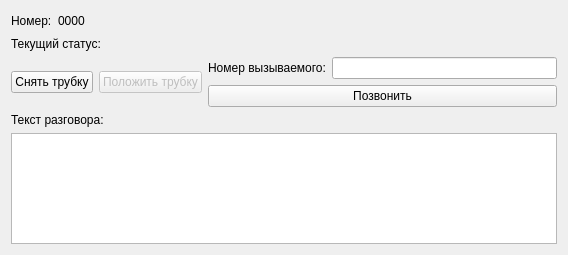
Qt form forms/UserCard.ui (prytkovm/OOP_CW) before a commit.
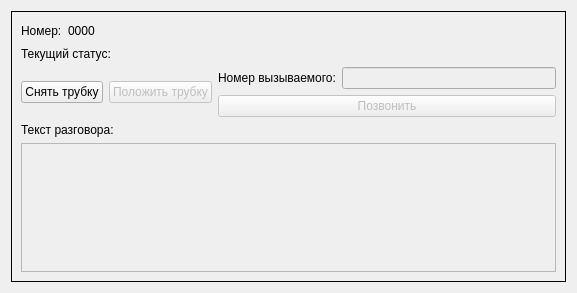
The same form after that commit.

Commit message: User card change

```diff
--- a/forms/UserCard.ui
+++ b/forms/UserCard.ui
@@ -6,8 +6,8 @@
    <rect>
     <x>0</x>
     <y>0</y>
-    <width>568</width>
-    <height>255</height>
+    <width>577</width>
+    <height>293</height>
    </rect>
   </property>
   <property name="windowTitle">
@@ -15,6 +15,15 @@
   </property>
   <layout class="QVBoxLayout" name="verticalLayout">
    <item>
+    <widget class="QFrame" name="frame">
+     <property name="frameShape">
+      <enum>QFrame::Box</enum>
+     </property>
+     <property name="frameShadow">
+      <enum>QFrame::Plain</enum>
+     </property>
+     <layout class="QVBoxLayout" name="verticalLayout_3">
+      <item>
     <layout class="QHBoxLayout" name="horizontalLayout">
      <item>
       <widget class="QLabel" name="label">
@@ -94,12 +103,19 @@
           </widget>
          </item>
          <item>
-          <widget class="QLineEdit" name="subscriberNumber"/>
+             <widget class="QLineEdit" name="subscriberNumber">
+              <property name="enabled">
+               <bool>false</bool>
+              </property>
+             </widget>
          </item>
         </layout>
        </item>
        <item>
         <widget class="QPushButton" name="callButton">
+            <property name="enabled">
+             <bool>false</bool>
+            </property>
          <property name="text">
           <string>Позвонить</string>
          </property>
@@ -117,7 +133,14 @@
     </widget>
    </item>
    <item>
-    <widget class="QTextEdit" name="talkText"/>
+       <widget class="QTextEdit" name="talkText">
+        <property name="enabled">
+         <bool>false</bool>
+        </property>
+       </widget>
+      </item>
+     </layout>
+    </widget>
    </item>
   </layout>
  </widget>
```
Lines whose indentation alone changed are shown as unchanged. The commit also changes 8 other files.
